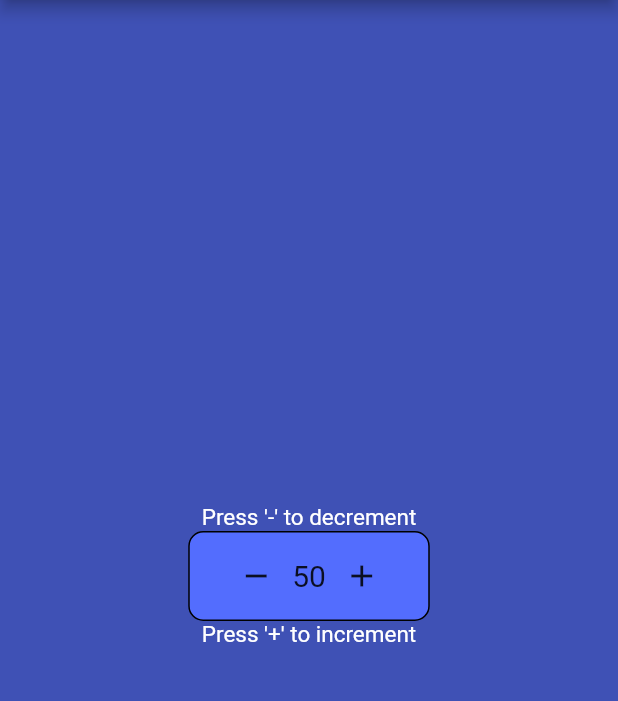
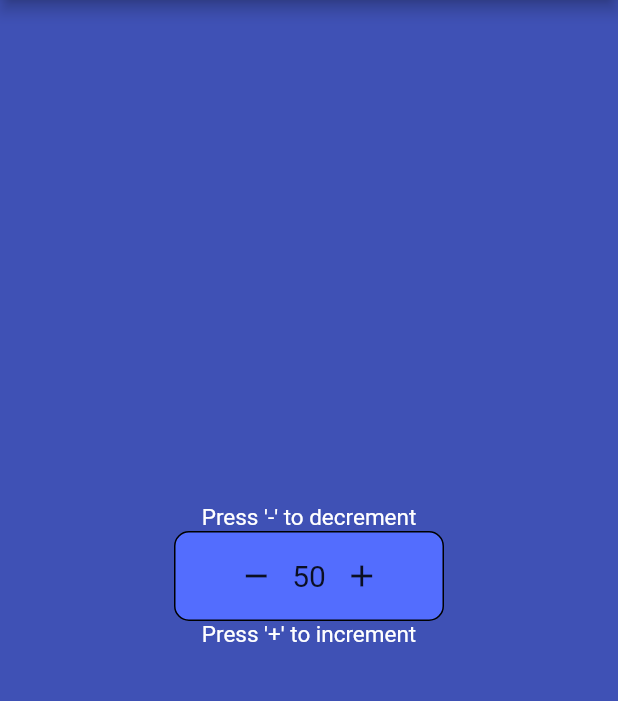
Before and after one commit to Laicell/counter, a Flutter app: the screen it shows after launch, on a phone screen of 412 x 824 dp, the part 84-785 px from its top. Run offline on Flutter 3.47's test engine with Material 2 defaults, Android fonts, the phone set to English and light mode, and no system bars.

Commit message:
Update Contanier

```diff
--- a/lib/main.dart
+++ b/lib/main.dart
@@ -53,9 +53,9 @@ class _CounterWidgetState extends State<CounterWidget> {
   @override
   Widget build(BuildContext context) {
     return Container(
-      width: 161,
+      width: 180,
       padding: EdgeInsets.symmetric(
-        horizontal: 20,
+        horizontal: 1,
         vertical: 5
       ),
       decoration:BoxDecoration(
```
